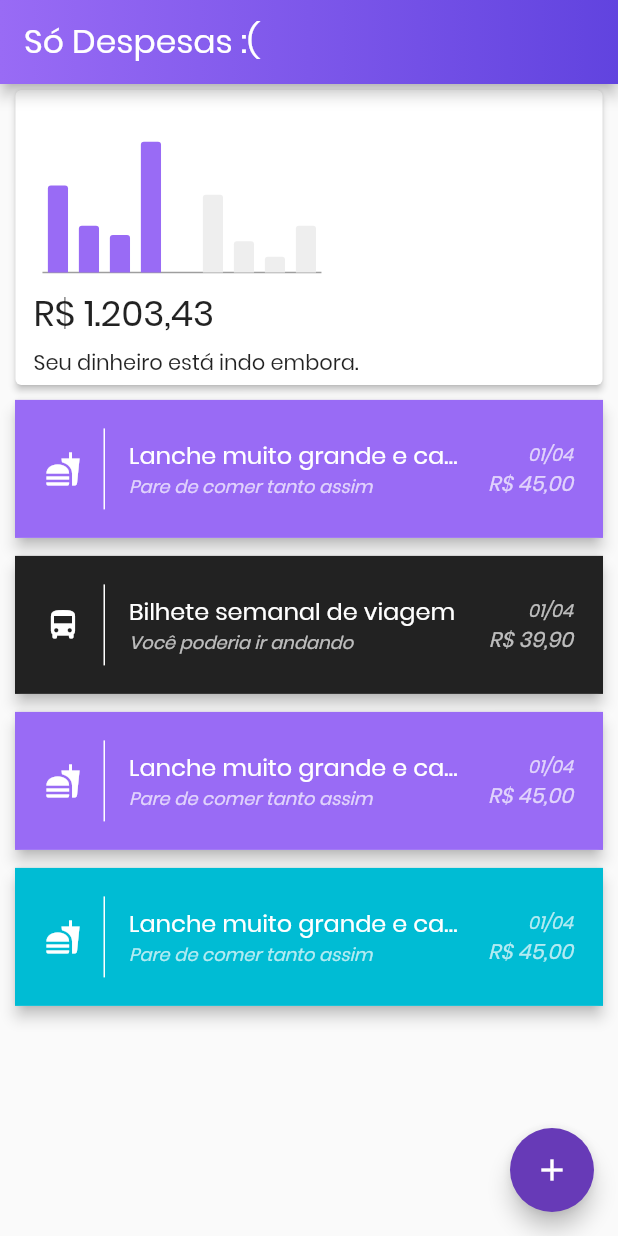
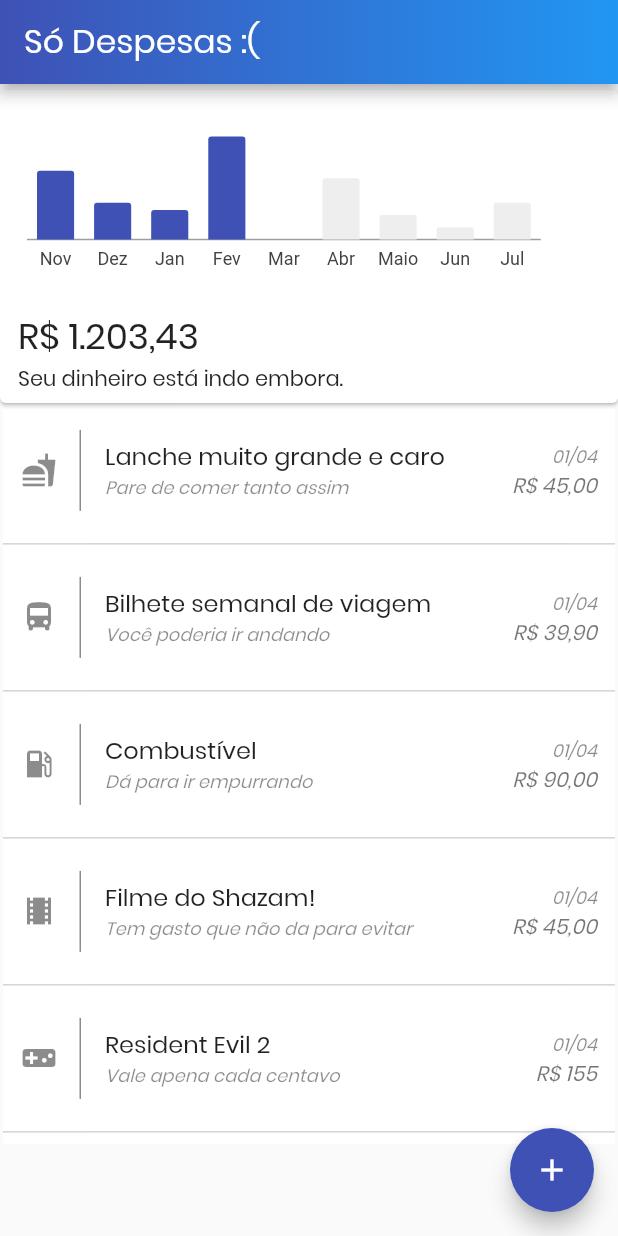
Before and after one commit to walberteo/sodespesas, a Flutter app: the screen it shows after launch, on a phone screen of 412 x 824 dp. Run offline on Flutter 3.47's test engine with Material 2 defaults, Android fonts, the phone set to English and light mode, and no system bars; our stand-ins replace charts_flutter.

Commit message:
Alteração de layout

```diff
--- a/lib/components/MyAppBar.dart
+++ /dev/null
@@ -1,23 +0,0 @@
-import 'package:despesas/components/GradientAppBar.dart';
-import 'package:flutter/material.dart';
-import 'package:flutter/cupertino.dart';
-import 'package:despesas/utils/Theme.dart' as theme;
-
-class MyAppBar extends StatelessWidget {
-  final String title;
-
-  MyAppBar({Key key, this.title}) : super(key: key);
-
-  @override
-  GradientAppBar build(BuildContext context) {
-    return GradientAppBar(
-      title: Text(
-        title,
-        style: theme.headerTextStyle,
-      ),
-      brightness: Brightness.dark,
-      backgroundColorStart: theme.primaryColor,
-      backgroundColorEnd: theme.secundaryColor,
-    );
-  }
-}
--- a/lib/main.dart
+++ b/lib/main.dart
@@ -2,11 +2,11 @@ import 'package:flutter/material.dart';
 import 'package:flutter/cupertino.dart';
 import 'package:charts_flutter/flutter.dart' as charts;
 
-import 'package:despesas/components/GradientAppBar.dart';
-import 'package:despesas/utils/Theme.dart' as theme;
-import 'package:despesas/utils/Route.dart';
-import 'package:despesas/models/ExpenseMonth.dart';
-import 'package:despesas/models/Expense.dart';
+import 'package:despesas_androidx/components/GradientAppBar.dart';
+import 'package:despesas_androidx/utils/Theme.dart' as theme;
+import 'package:despesas_androidx/utils/Route.dart';
+import 'package:despesas_androidx/models/ExpenseMonth.dart';
+import 'package:despesas_androidx/models/Expense.dart';
 import 'package:intl/intl.dart';
 
 void main() => runApp(MyApp());
@@ -18,7 +18,7 @@ class MyApp extends StatelessWidget {
       title: 'Só Despesas :(',
       debugShowCheckedModeBanner: false,
       theme: ThemeData(
-        primarySwatch: Colors.deepPurple,
+        primarySwatch: theme.primaryColor,
         fontFamily: theme.baseTextStyle.fontFamily,
         backgroundColor: Colors.white,
         primaryColor: theme.primaryColor,
@@ -53,11 +53,11 @@ class _MyHomePageState extends State<MyHomePage> {
         locale: 'pt-Br', symbol: 'R\$', decimalDigits: 2);
 
     var data = [
-      new ExpenseMonth('Nov', 28, Color(0xff996BF5)),
-      new ExpenseMonth('Dez', 15, Color(0xff996BF5)),
-      new ExpenseMonth('Jan', 12, Color(0xff996BF5)),
-      new ExpenseMonth('Fev', 42, Color(0xff996BF5)),
-      new ExpenseMonth('Mar', _counter, Color(0xff996BF5)),
+      new ExpenseMonth('Nov', 28, theme.primaryColor),
+      new ExpenseMonth('Dez', 15, theme.primaryColor),
+      new ExpenseMonth('Jan', 12, theme.primaryColor),
+      new ExpenseMonth('Fev', 42, theme.primaryColor),
+      new ExpenseMonth('Mar', _counter, theme.primaryColor),
       new ExpenseMonth('Abr', 25, Colors.grey[200]),
       new ExpenseMonth('Maio', 10, Colors.grey[200]),
       new ExpenseMonth('Jun', 5, Colors.grey[200]),
@@ -81,7 +81,7 @@ class _MyHomePageState extends State<MyHomePage> {
           charts.NumericAxisSpec(renderSpec: charts.NoneRenderSpec()),
       domainAxis: charts.OrdinalAxisSpec(
         showAxisLine: true,
-        renderSpec: new charts.NoneRenderSpec(),
+        // renderSpec: new charts.NoneRenderSpec(),
       ),
       layoutConfig: charts.LayoutConfig(
           leftMarginSpec: charts.MarginSpec.fixedPixel(0),
@@ -94,35 +94,30 @@ class _MyHomePageState extends State<MyHomePage> {
       padding: EdgeInsets.symmetric(vertical: 4, horizontal: 12),
       child: SizedBox(
         height: MediaQuery.of(context).size.height * 0.15,
-        width: MediaQuery.of(context).size.width * 0.5,
+        width: MediaQuery.of(context).size.width * 0.88,
         child: chart,
       ),
     );
 
     var makeCardCharts = Card(
-      elevation: 2,
-      margin: EdgeInsets.symmetric(horizontal: 10, vertical: 4),
+      elevation: 1,
+      margin: EdgeInsets.symmetric(horizontal: 0, vertical: 4),
       child: SizedBox(
-        width: MediaQuery.of(context).size.width * 0.95,
+        width: MediaQuery.of(context).size.width,
         child: Column(
           crossAxisAlignment: CrossAxisAlignment.start,
           mainAxisAlignment: MainAxisAlignment.start,
           children: <Widget>[
-            Row(
-              mainAxisAlignment: MainAxisAlignment.start,
-              children: <Widget>[
-                chartWidget,
-              ],
-            ),
+            chartWidget,
             Padding(
-              padding: EdgeInsets.symmetric(horizontal: 12),
+              padding: EdgeInsets.only(left: 12, top: 15),
               child: Text(
                 'R\$ 1.203,43',
                 style: TextStyle(fontSize: 24),
               ),
             ),
             Padding(
-              padding: EdgeInsets.symmetric(horizontal: 12, vertical: 4),
+              padding: EdgeInsets.only(left: 12, bottom: 5),
               child: Text('Seu dinheiro está indo embora.'),
             ),
           ],
@@ -132,7 +127,7 @@ class _MyHomePageState extends State<MyHomePage> {
 
     ListTile makeListExpense(Expense expense) {
       return ListTile(
-        contentPadding: EdgeInsets.symmetric(horizontal: 20, vertical: 10),
+        contentPadding: EdgeInsets.symmetric(horizontal: 12, vertical: 5),
         isThreeLine: false,
         selected: true,
         leading: Container(
@@ -141,7 +136,7 @@ class _MyHomePageState extends State<MyHomePage> {
             border: Border(
               right: BorderSide(
                 width: 1,
-                color: Colors.white,
+                color: Colors.black45,
               ),
             ),
           ),
@@ -149,13 +144,13 @@ class _MyHomePageState extends State<MyHomePage> {
             padding: const EdgeInsets.symmetric(vertical: 15),
             child: Icon(
               expense.icon,
-              color: Colors.white,
+              color: Colors.black45,
             ),
           ),
         ),
         title: Text(
           expense.title,
-          style: TextStyle(color: Colors.white),
+          style: TextStyle(color: Colors.black87),
           maxLines: 1,
           softWrap: false,
           overflow: TextOverflow.ellipsis,
@@ -163,7 +158,7 @@ class _MyHomePageState extends State<MyHomePage> {
         subtitle: Text(
           expense.subtitle,
           style: TextStyle(
-            color: Colors.white70,
+            color: Colors.black45,
             fontStyle: FontStyle.italic,
             fontSize: 12,
           ),
@@ -178,7 +173,7 @@ class _MyHomePageState extends State<MyHomePage> {
               child: Text(
                 '${DateFormat('dd/MM').format(expense.date)}',
                 style: TextStyle(
-                    color: Colors.white70,
+                    color: Colors.black45,
                     fontStyle: FontStyle.italic,
                     fontSize: 12),
               ),
@@ -186,7 +181,7 @@ class _MyHomePageState extends State<MyHomePage> {
             Text(
               '${_fNumber.format(expense.value)}',
               style: TextStyle(
-                color: Colors.white70,
+                color: Colors.black54,
                 fontStyle: FontStyle.italic,
               ),
             )
@@ -198,14 +193,20 @@ class _MyHomePageState extends State<MyHomePage> {
     var makeCardExpense = ListView.builder(
       itemCount: expenses.length,
       itemBuilder: (BuildContext context, int index) {
-        return Card(
-          elevation: 4,
-          margin: EdgeInsets.symmetric(horizontal: 10, vertical: 6),
+        return Container(
+          margin: EdgeInsets.symmetric(horizontal: 2, vertical: 0),
           child: Container(
               decoration: BoxDecoration(
-                color: expenses[index].color,
+                color: Colors.white,
               ),
-              child: makeListExpense(expenses[index])),
+              child: Column(
+                children: <Widget>[
+                  makeListExpense(expenses[index]),
+                  Divider(
+                    color: Colors.black26,
+                  )
+                ],
+              )),
         );
       },
     );
@@ -239,13 +240,15 @@ class _MyHomePageState extends State<MyHomePage> {
 
 var expenses = [
   Expense(Icons.fastfood, 'Lanche muito grande e caro',
-      'Pare de comer tanto assim', 45.00, DateTime.now(), theme.primaryColor),
+      'Pare de comer tanto assim', 45.00, DateTime.now()),
   Expense(Icons.directions_bus, 'Bilhete semanal de viagem',
-      'Você poderia ir andando', 39.90, DateTime.now(), Colors.black87),
-  Expense(Icons.fastfood, 'Lanche muito grande e caro',
-      'Pare de comer tanto assim', 45.00, DateTime.now(), theme.primaryColor),
-  Expense(Icons.fastfood, 'Lanche muito grande e caro',
-      'Pare de comer tanto assim', 45.00, DateTime.now(), Colors.cyan),
+      'Você poderia ir andando', 39.90, DateTime.now()),
+  Expense(Icons.local_gas_station, 'Combustível', 'Dá para ir empurrando',
+      90.00, DateTime.now()),
+  Expense(Icons.local_movies, 'Filme do Shazam!',
+      'Tem gasto que não da para evitar', 45.00, DateTime.now()),
+  Expense(Icons.videogame_asset, 'Resident Evil 2', 'Vale apena cada centavo',
+      155.00, DateTime.now()),
 ];
 
 // Colors.blueGrey
--- a/lib/models/Expense.dart
+++ b/lib/models/Expense.dart
@@ -7,8 +7,6 @@ class Expense {
   final double value;
   final DateTime date;
   final IconData icon;
-  final Color color;
 
-  Expense(
-      this.icon, this.title, this.subtitle, this.value, this.date, this.color);
+  Expense(this.icon, this.title, this.subtitle, this.value, this.date);
 }
--- a/lib/utils/Theme.dart
+++ b/lib/utils/Theme.dart
@@ -5,8 +5,8 @@ final baseTextStyle = TextStyle(
   fontFamily: 'Poppins',
 );
 
-final primaryColor = Color(0xff996BF5);
-final secundaryColor = Color(0xff6143DF);
+final primaryColor = Colors.indigo;
+final secundaryColor = Colors.blue;
 
 final headerTextStyle = baseTextStyle.copyWith(
   color: Colors.white,
```
Also changed, not shown: pubspec.yaml (+12 -6 lines), pubspec.lock, 11 other files.
